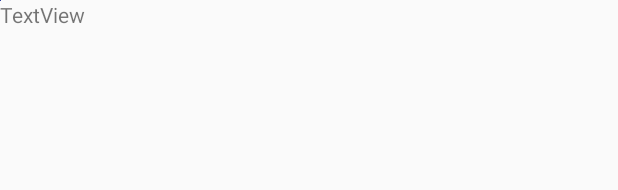
After one commit to CristianPS/CompraVenta, an Android app: the layout anuncio_extended.xml on its own in the app's theme, with its tools: preview values and no code run, on a phone screen of 412 x 824 dp. The commit adds this screen. Shown: the top 190 px of the screen. Run offline under Robolectric (Android 15) with nearby library versions, the phone set to English and light mode, and no system bars.

Commit message:
Prueba al tocar un anuncio, hay que crear clase Anuncio estendida, y conectarlas con un intent

```diff
--- a/app/src/main/AndroidManifest.xml
+++ b/app/src/main/AndroidManifest.xml
@@ -16,9 +16,7 @@
                 <category android:name="android.intent.category.LAUNCHER" />
             </intent-filter>
         </activity>
-        <activity
-            android:name=".BottomMenu"
-            android:label="@string/title_activity_bottom_menu"></activity>
+        <activity android:name=".anuncio_extended"></activity>
     </application>
 
 </manifest>
--- a/app/src/main/java/com/example/cristian/compraventa/CustomGridViewActivity.java
+++ b/app/src/main/java/com/example/cristian/compraventa/CustomGridViewActivity.java
@@ -1,4 +1,5 @@
-package com.example.cristian.compraventa;
+/*package com.example.cristian.compraventa;
+
 
 import android.content.Context;
 import android.view.LayoutInflater;
@@ -56,3 +57,4 @@ public class CustomGridViewActivity extends BaseAdapter {
         return gridViewAndroid;
     }
 }
+*/
--- a/app/src/main/java/com/example/cristian/compraventa/GridViewImageTextActivity.java
+++ b/app/src/main/java/com/example/cristian/compraventa/GridViewImageTextActivity.java
@@ -1,4 +1,4 @@
-package com.example.cristian.compraventa;
+/*package com.example.cristian.compraventa;
 
 
 import android.os.Bundle;
@@ -44,3 +44,4 @@ public class GridViewImageTextActivity extends AppCompatActivity {
 
     }
 }
+*/
--- /dev/null
+++ b/app/src/main/res/layout/anuncio_extended.xml
@@ -0,0 +1,48 @@
+<?xml version="1.0" encoding="utf-8"?>
+<android.support.constraint.ConstraintLayout
+    xmlns:android="http://schemas.android.com/apk/res/android"
+    xmlns:app="http://schemas.android.com/apk/res-auto"
+    xmlns:tools="http://schemas.android.com/tools"
+    android:layout_width="match_parent"
+    android:layout_height="match_parent">
+
+    <ViewFlipper
+        android:layout_width="wrap_content"
+        android:layout_height="162dp"
+        tools:layout_editor_absoluteX="0dp"
+        tools:layout_editor_absoluteY="0dp">
+
+        <RelativeLayout
+            android:layout_width="match_parent"
+            android:layout_height="match_parent">
+
+            <ImageView
+                android:id="@+id/imageView2"
+                android:layout_width="wrap_content"
+                android:layout_height="wrap_content"
+                android:contentDescription="Color1"
+                app:srcCompat="@color/cardview_dark_background" />
+
+            <ImageView
+                android:id="@+id/imageView3"
+                android:layout_width="wrap_content"
+                android:layout_height="wrap_content"
+                android:contentDescription="Color2"
+                app:srcCompat="@color/cardview_light_background" />
+
+            <ImageView
+                android:id="@+id/imageView4"
+                android:layout_width="wrap_content"
+                android:layout_height="wrap_content"
+                android:contentDescription="Color3"
+                app:srcCompat="@color/colorPrimaryDark" />
+        </RelativeLayout>
+
+    </ViewFlipper>
+
+    <TextView
+        android:id="@+id/textView2"
+        android:layout_width="wrap_content"
+        android:layout_height="wrap_content"
+        android:text="TextView" />
+</android.support.constraint.ConstraintLayout>
--- a/app/src/main/res/values/colors.xml
+++ b/app/src/main/res/values/colors.xml
@@ -1,6 +1,6 @@
 <?xml version="1.0" encoding="utf-8"?>
 <resources>
     <color name="colorPrimary">#3F51B5</color>
-    <color name="colorPrimaryDark">#303F9F</color>
+    <color name="colorPrimaryDark">#303f9f</color>
     <color name="colorAccent">#FF4081</color>
 </resources>
```
Also changed, not shown: app/src/main/java/com/example/cristian/compraventa/BottomMenu.java (deleted, +0 -44 lines), app/src/main/java/com/example/cristian/compraventa/anuncio_extended.java (added, +16 -0 lines), app/src/main/java/com/example/cristian/compraventa/mainScreen.java (+11 -0 lines), app/src/main/res/layout/activity_anuncio_extended.xml (added, +9 -0 lines), app/src/main/res/layout/activity_bottom_menu.xml (deleted, +0 -22 lines), app/src/main/res/layout/anuncio.xml (+6 -4 lines), app/src/main/res/menu/navigation.xml (deleted, +0 -28 lines).
